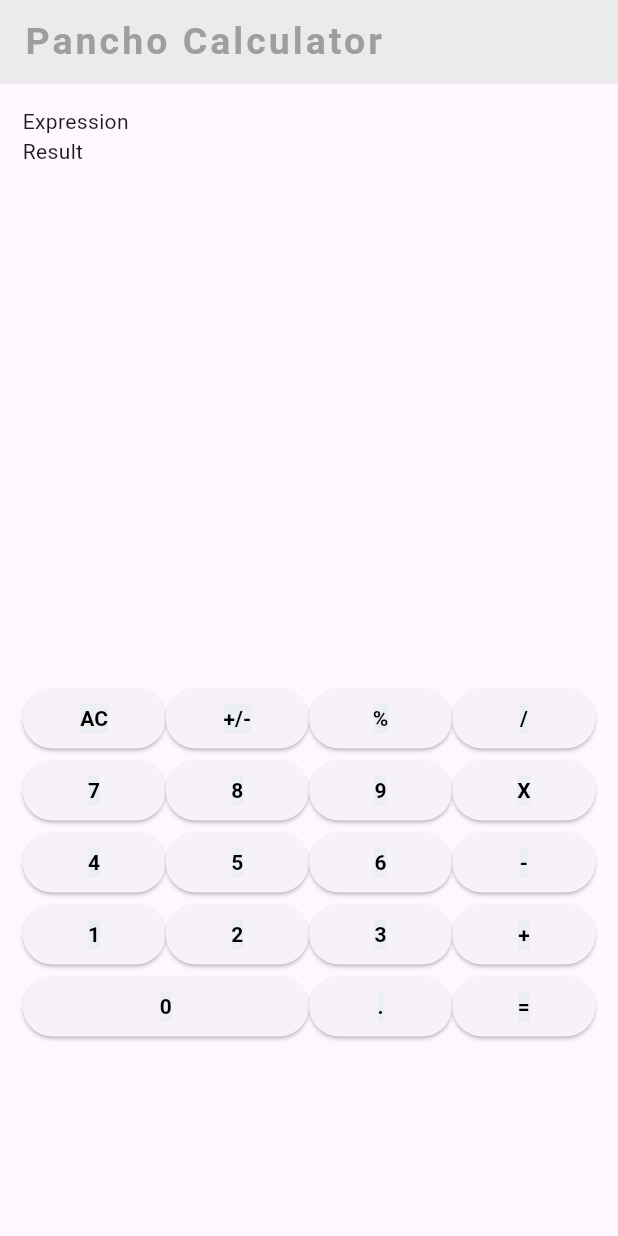
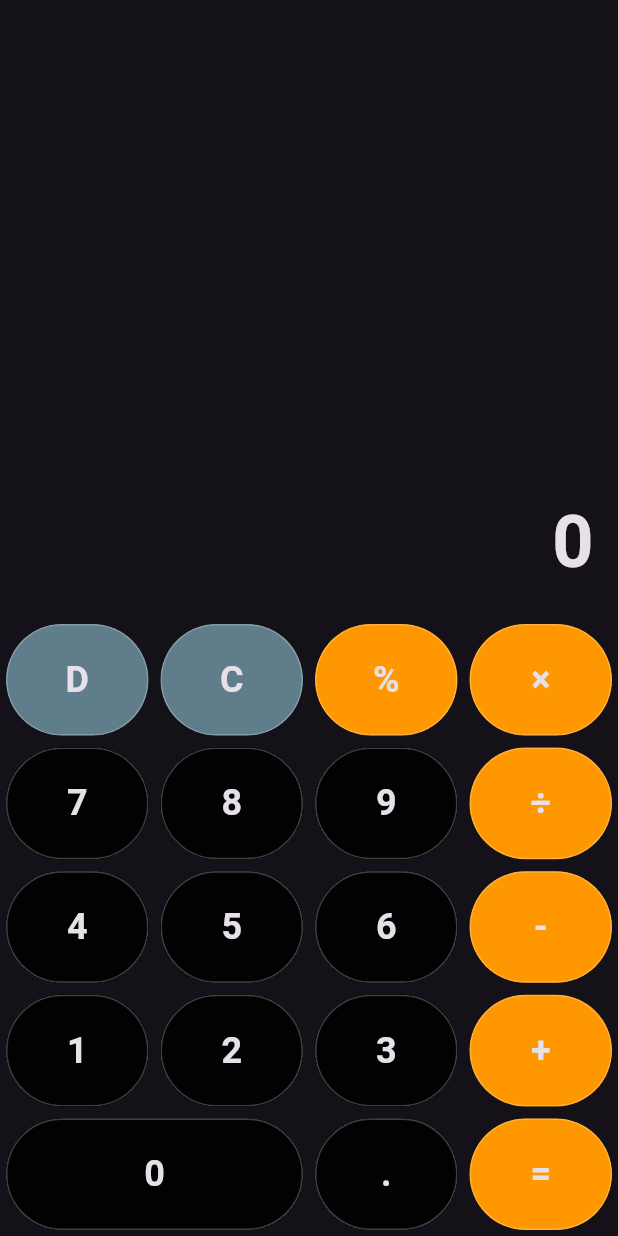
Before and after one commit to Agpancho360/calculator, a Flutter app: the screen it shows after launch, on a phone screen of 412 x 824 dp. Run offline on Flutter 3.47's test engine with Material 3 defaults, Android fonts, the phone set to English and light mode, and no system bars.

Commit message:
finished constructing a calculator

```diff
--- a/lib/button.dart
+++ /dev/null
@@ -1,29 +0,0 @@
-import 'package:flutter/material.dart';
-import 'package:calculator/main.dart';
-
-class CalculatorButton extends StatelessWidget {
-  //Initializes variables
-  final String number;
-  final int flexNum;
-  //Constructor(basically the parameters)
-  const CalculatorButton({super.key, required this.number,required this.flexNum});
-  @override
-  Widget build(BuildContext context) {
-    return Expanded(
-      flex: flexNum,
-      child: ElevatedButton(
-        onPressed: () {
-          print('Pressed $number');
-        },
-        child: Text(
-          '$number',
-          style: TextStyle(
-            color: Colors.black,
-            backgroundColor: Colors.blueGrey[50],
-            fontWeight: FontWeight.bold,
-          ),
-        ),
-      ),
-    );
-  }
-}
--- /dev/null
+++ b/lib/button_values.dart
@@ -0,0 +1,44 @@
+class Btn {
+  static const String del = "D";
+  static const String clr = "C";
+  static const String per = "%";
+  static const String multiply = "×";
+  static const String divide = "÷";
+  static const String add = "+";
+  static const String subtract = "-";
+  static const String calculate = "=";
+  static const String dot = ".";
+
+  static const String n0 = "0";
+  static const String n1 = "1";
+  static const String n2 = "2";
+  static const String n3 = "3";
+  static const String n4 = "4";
+  static const String n5 = "5";
+  static const String n6 = "6";
+  static const String n7 = "7";
+  static const String n8 = "8";
+  static const String n9 = "9";
+
+  static const List<String> buttonValues = [
+    del,
+    clr,
+    per,
+    multiply,
+    n7,
+    n8,
+    n9,
+    divide,
+    n4,
+    n5,
+    n6,
+    subtract,
+    n1,
+    n2,
+    n3,
+    add,
+    n0,
+    dot,
+    calculate,
+  ];
+}
--- /dev/null
+++ b/lib/calculator_screen.dart
@@ -0,0 +1,257 @@
+import 'package:calculator/button_values.dart';
+import 'package:flutter/material.dart';
+
+class CalculatorScreen extends StatefulWidget {
+  const CalculatorScreen({super.key});
+
+  @override
+  State<CalculatorScreen> createState() => _CalculatorScreenState();
+}
+
+class _CalculatorScreenState extends State<CalculatorScreen> {
+  String number1 = ""; // . 0-9
+  String operand = ""; // + - * /
+  String number2 = ""; // . 0-9
+
+  @override
+  Widget build(BuildContext context) {
+    final screenSize = MediaQuery.of(context).size;
+    return Scaffold(
+      body: SafeArea(
+        bottom: false,
+        child: Column(
+          children: [
+            // output
+            Expanded(
+              child: SingleChildScrollView(
+                reverse: true,
+                child: Container(
+                  alignment: Alignment.bottomRight,
+                  padding: const EdgeInsets.all(16),
+                  child: Text(
+                    "$number1$operand$number2".isEmpty
+                        ? "0"
+                        : "$number1$operand$number2",
+                    style: const TextStyle(
+                      fontSize: 48,
+                      fontWeight: FontWeight.bold,
+                    ),
+                    textAlign: TextAlign.end,
+                  ),
+                ),
+              ),
+            ),
+
+            // buttons
+            Wrap(
+              children: Btn.buttonValues
+                  .map(
+                    (value) => SizedBox(
+                      width: value == Btn.n0
+                          ? screenSize.width / 2
+                          : (screenSize.width / 4),
+                      height: screenSize.width / 5,
+                      child: buildButton(value),
+                    ),
+                  )
+                  .toList(),
+            )
+          ],
+        ),
+      ),
+    );
+  }
+
+  Widget buildButton(value) {
+    return Padding(
+      padding: const EdgeInsets.all(4.0),
+      child: Material(
+        color: getBtnColor(value),
+        clipBehavior: Clip.hardEdge,
+        shape: OutlineInputBorder(
+          borderSide: const BorderSide(
+            color: Colors.white24,
+          ),
+          borderRadius: BorderRadius.circular(100),
+        ),
+        child: InkWell(
+          onTap: () => onBtnTap(value),
+          child: Center(
+            child: Text(
+              value,
+              style: const TextStyle(
+                fontWeight: FontWeight.bold,
+                fontSize: 24,
+              ),
+            ),
+          ),
+        ),
+      ),
+    );
+  }
+
+  // ########
+  void onBtnTap(String value) {
+    if (value == Btn.del) {
+      delete();
+      return;
+    }
+
+    if (value == Btn.clr) {
+      clearAll();
+      return;
+    }
+
+    if (value == Btn.per) {
+      convertToPercentage();
+      return;
+    }
+
+    if (value == Btn.calculate) {
+      calculate();
+      return;
+    }
+
+    appendValue(value);
+  }
+
+  // ##############
+  // calculates the result
+  void calculate() {
+    if (number1.isEmpty) return;
+    if (operand.isEmpty) return;
+    if (number2.isEmpty) return;
+
+    final double num1 = double.parse(number1);
+    final double num2 = double.parse(number2);
+
+    var result = 0.0;
+    switch (operand) {
+      case Btn.add:
+        result = num1 + num2;
+        break;
+      case Btn.subtract:
+        result = num1 - num2;
+        break;
+      case Btn.multiply:
+        result = num1 * num2;
+        break;
+      case Btn.divide:
+        result = num1 / num2;
+        break;
+      default:
+    }
+
+    setState(() {
+      number1 = result.toStringAsPrecision(3);
+
+      if (number1.endsWith(".0")) {
+        number1 = number1.substring(0, number1.length - 2);
+      }
+
+      operand = "";
+      number2 = "";
+    });
+  }
+
+  // ##############
+  // converts output to %
+  void convertToPercentage() {
+    // ex: 434+324
+    if (number1.isNotEmpty && operand.isNotEmpty && number2.isNotEmpty) {
+      // calculate before conversion
+      calculate();
+    }
+
+    if (operand.isNotEmpty) {
+      // cannot be converted
+      return;
+    }
+
+    final number = double.parse(number1);
+    setState(() {
+      number1 = "${(number / 100)}";
+      operand = "";
+      number2 = "";
+    });
+  }
+
+  // ##############
+  // clears all output
+  void clearAll() {
+    setState(() {
+      number1 = "";
+      operand = "";
+      number2 = "";
+    });
+  }
+
+  // ##############
+  // delete one from the end
+  void delete() {
+    if (number2.isNotEmpty) {
+      // 12323 => 1232
+      number2 = number2.substring(0, number2.length - 1);
+    } else if (operand.isNotEmpty) {
+      operand = "";
+    } else if (number1.isNotEmpty) {
+      number1 = number1.substring(0, number1.length - 1);
+    }
+
+    setState(() {});
+  }
+
+  // #############
+  // appends value to the end
+  void appendValue(String value) {
+    // number1 operand number2
+    // 234       +      5343
+
+    // if is operand and not "."
+    if (value != Btn.dot && int.tryParse(value) == null) {
+      // operand pressed
+      if (operand.isNotEmpty && number2.isNotEmpty) {
+        calculate();
+      }
+      operand = value;
+    }
+    // assign value to number1 variable
+    else if (number1.isEmpty || operand.isEmpty) {
+      // check if value is "." | ex: number1 = "1.2"
+      if (value == Btn.dot && number1.contains(Btn.dot)) return;
+      if (value == Btn.dot && (number1.isEmpty || number1 == Btn.n0)) {
+        // ex: number1 = "" | "0"
+        value = "0.";
+      }
+      number1 += value;
+    }
+    // assign value to number2 variable
+    else if (number2.isEmpty || operand.isNotEmpty) {
+      // check if value is "." | ex: number1 = "1.2"
+      if (value == Btn.dot && number2.contains(Btn.dot)) return;
+      if (value == Btn.dot && (number2.isEmpty || number2 == Btn.n0)) {
+        // number1 = "" | "0"
+        value = "0.";
+      }
+      number2 += value;
+    }
+
+    setState(() {});
+  }
+
+  // ########
+  Color getBtnColor(value) {
+    return [Btn.del, Btn.clr].contains(value)
+        ? Colors.blueGrey
+        : [
+            Btn.per,
+            Btn.multiply,
+            Btn.add,
+            Btn.subtract,
+            Btn.divide,
+            Btn.calculate,
+          ].contains(value)
+            ? Colors.orange
+            : Colors.black87;
+  }
+}
--- a/lib/main.dart
+++ b/lib/main.dart
@@ -1,104 +1,9 @@
 import 'package:flutter/material.dart';
-import 'button.dart';
-
+import 'calculator_screen.dart';
 void main() {
-  runApp(const MaterialApp(
-    home: Calculator(),
+  runApp(MaterialApp(
+    title:'Calculator',
+    theme:ThemeData.dark(),
+    home: CalculatorScreen(),
   ));
 }
-
-class Calculator extends StatelessWidget {
-  const Calculator({Key? key});
-
-  @override
-  Widget build(BuildContext context) {
-    return Scaffold(
-      appBar: AppBar(
-        backgroundColor: const Color.fromARGB(255, 235, 235, 235),
-        title: const Text(
-          'Pancho Calculator',
-          style: TextStyle(
-            color: Colors.grey,
-            fontSize: 25.0,
-            letterSpacing: 2.0,
-            fontWeight: FontWeight.bold,
-          ),
-        ),
-      ),
-      body: Column(
-        children: [
-          Expanded(
-            flex:1,
-            child: Container(
-              padding: const EdgeInsets.all(15.0),
-              child: const Column(
-                children: [
-                  Row(
-                    crossAxisAlignment: CrossAxisAlignment.start,
-                    children: [Text('Expression')]),
-                Row(
-                    crossAxisAlignment: CrossAxisAlignment.end,
-                    children: [Text('Result')]), ]
-                ),
-            ),
-          ),
-          Expanded(
-            flex:1,
-            child: Container(
-              padding: const EdgeInsets.all(15.0),
-              child: const Column(
-                children: [
-                  Row(
-                    mainAxisAlignment: MainAxisAlignment.spaceAround,
-                    children: [
-                      CalculatorButton(number: 'AC', flexNum: 1),
-                      CalculatorButton(number: '+/-', flexNum: 1),
-                      CalculatorButton(number: '%', flexNum: 1),
-                      CalculatorButton(number: '/', flexNum: 1),
-                    ],
-                  ),
-                  Row(
-                    mainAxisAlignment: MainAxisAlignment.spaceAround,
-                    children: [
-                      CalculatorButton(number: '7', flexNum: 1),
-                      CalculatorButton(number: '8', flexNum: 1),
-                      CalculatorButton(number: '9', flexNum: 1),
-                      CalculatorButton(number: 'X', flexNum: 1),
-                    ],
-                  ),
-                  Row(
-                    mainAxisAlignment: MainAxisAlignment.spaceAround,
-                    children: [
-                      CalculatorButton(number: '4', flexNum: 1),
-                      CalculatorButton(number: '5', flexNum: 1),
-                      CalculatorButton(number: '6', flexNum: 1),
-                      CalculatorButton(number: '-', flexNum: 1),
-                    ],
-                  ),
-                  Row(
-                    mainAxisAlignment: MainAxisAlignment.spaceAround,
-                    children: [
-                      CalculatorButton(number: '1', flexNum: 1),
-                      CalculatorButton(number: '2', flexNum: 1),
-                      CalculatorButton(number: '3', flexNum: 1),
-                      CalculatorButton(number: '+', flexNum: 1),
-                    ],
-                  ),
-                  Row(
-                    mainAxisAlignment: MainAxisAlignment.spaceAround,
-                    children: [
-                      CalculatorButton(number: '0', flexNum: 2),
-                      CalculatorButton(number: '.', flexNum: 1),
-                      CalculatorButton(number: '=', flexNum: 1),
-                    ],
-                  ),
-                  // Add more rows and buttons as needed
-                ],
-              ),
-            ),
-          ),
-        ],
-      ),
-    );
-  }
-}
```
